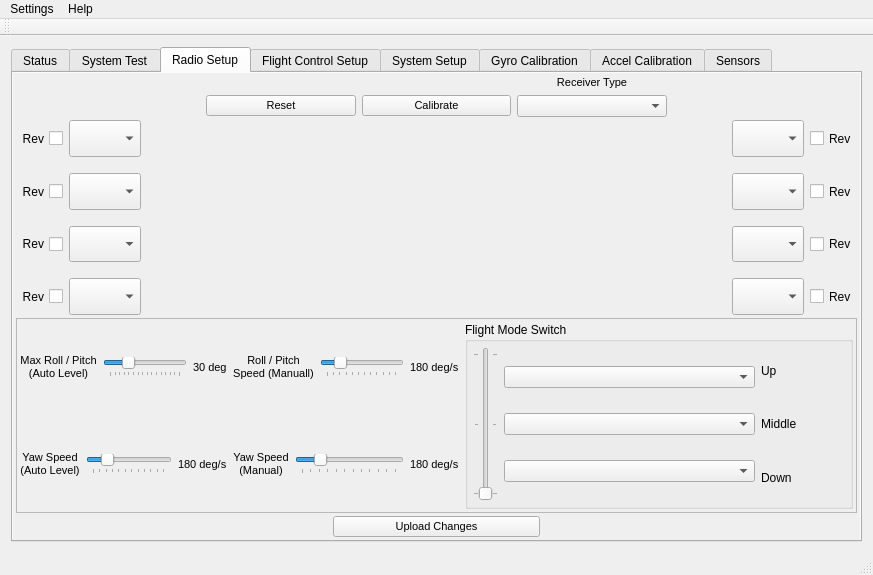
Before: the Qt Designer form GroundStation-Qt/mainwindow.ui in parallaxinc/Flight-Controller, drawn with Qt 5.
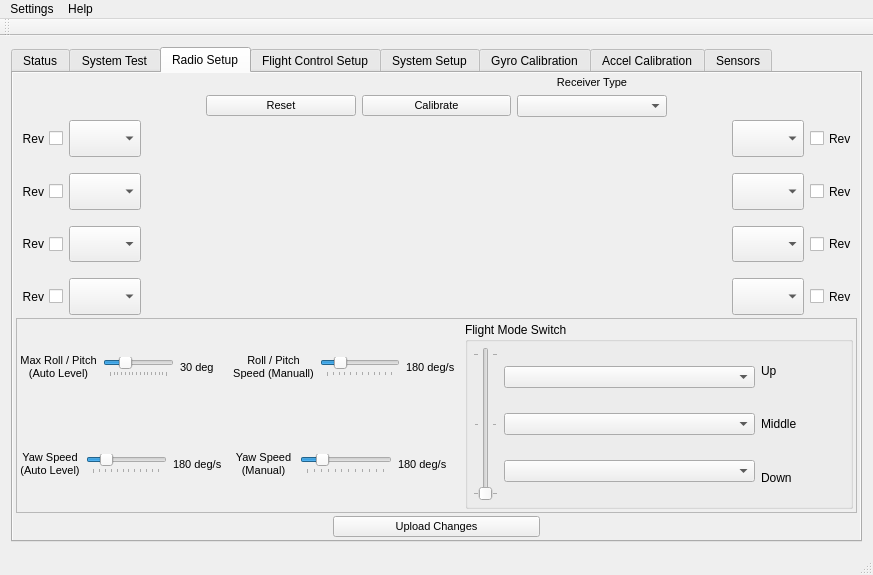
After: the same form once the commit is applied. The open tabs and pages were chosen to show the change. Icons and pictures are not drawn. Custom widgets are drawn as their Qt base class.

Commit message: Significantly improved font scale handling

What changed in the file:
```diff
--- a/GroundStation-Qt/mainwindow.ui
+++ b/GroundStation-Qt/mainwindow.ui
@@ -1477,7 +1477,7 @@
               <item>
                <layout class="QGridLayout" name="gridLayout_10">
                 <item row="0" column="0">
-                 <layout class="QHBoxLayout" name="horizontalLayout_17">
+                 <layout class="QHBoxLayout" name="horizontalLayout_17" stretch="2,3,2">
                   <item>
                    <widget class="QLabel" name="label_3">
                     <property name="font">
@@ -1523,6 +1523,12 @@
                   </item>
                   <item>
                    <widget class="QLabel" name="lblAutoRollPitchSpeed">
+                    <property name="sizePolicy">
+                     <sizepolicy hsizetype="MinimumExpanding" vsizetype="Preferred">
+                      <horstretch>0</horstretch>
+                      <verstretch>0</verstretch>
+                     </sizepolicy>
+                    </property>
                     <property name="font">
                      <font>
                       <pointsize>8</pointsize>
@@ -1539,7 +1545,7 @@
                  </layout>
                 </item>
                 <item row="0" column="1">
-                 <layout class="QHBoxLayout" name="horizontalLayout_18">
+                 <layout class="QHBoxLayout" name="horizontalLayout_18" stretch="2,3,2">
                   <item>
                    <widget class="QLabel" name="label_8">
                     <property name="font">
@@ -1591,6 +1597,12 @@
                   </item>
                   <item>
                    <widget class="QLabel" name="lblManualRollPitchSpeed">
+                    <property name="sizePolicy">
+                     <sizepolicy hsizetype="MinimumExpanding" vsizetype="Preferred">
+                      <horstretch>0</horstretch>
+                      <verstretch>0</verstretch>
+                     </sizepolicy>
+                    </property>
                     <property name="font">
                      <font>
                       <pointsize>8</pointsize>
@@ -1607,7 +1619,7 @@
                  </layout>
                 </item>
                 <item row="1" column="0">
-                 <layout class="QHBoxLayout" name="horizontalLayout_16">
+                 <layout class="QHBoxLayout" name="horizontalLayout_16" stretch="2,3,2">
                   <item>
                    <widget class="QLabel" name="label_4">
                     <property name="font">
@@ -1653,6 +1665,12 @@
                   </item>
                   <item>
                    <widget class="QLabel" name="lblAutoYawSpeed">
+                    <property name="sizePolicy">
+                     <sizepolicy hsizetype="MinimumExpanding" vsizetype="Preferred">
+                      <horstretch>0</horstretch>
+                      <verstretch>0</verstretch>
+                     </sizepolicy>
+                    </property>
                     <property name="font">
                      <font>
                       <pointsize>8</pointsize>
@@ -1669,9 +1687,15 @@
                  </layout>
                 </item>
                 <item row="1" column="1">
-                 <layout class="QHBoxLayout" name="horizontalLayout_13">
+                 <layout class="QHBoxLayout" name="horizontalLayout_13" stretch="2,3,2">
                   <item>
                    <widget class="QLabel" name="label_9">
+                    <property name="sizePolicy">
+                     <sizepolicy hsizetype="MinimumExpanding" vsizetype="Preferred">
+                      <horstretch>0</horstretch>
+                      <verstretch>0</verstretch>
+                     </sizepolicy>
+                    </property>
                     <property name="font">
                      <font>
                       <pointsize>8</pointsize>
@@ -1715,6 +1739,12 @@
                   </item>
                   <item>
                    <widget class="QLabel" name="lblManualYawSpeed">
+                    <property name="sizePolicy">
+                     <sizepolicy hsizetype="MinimumExpanding" vsizetype="Preferred">
+                      <horstretch>0</horstretch>
+                      <verstretch>0</verstretch>
+                     </sizepolicy>
+                    </property>
                     <property name="font">
                      <font>
                       <pointsize>8</pointsize>
```
Left out of the diff: 20 changed lines with no effect on the pictures. The commit also changes 2 other files.
